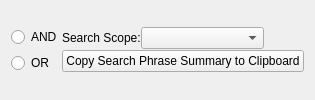
Above: programs/KJVCanOpener/KJVSearchCriteria.ui from dewhisna/KingJamesPureBibleSearch before the change. Below: the same form after it.
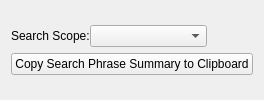
That is the form after the change. Icons and pictures are not drawn.

Commit message: Removed And/Or operator on Search Scope since Entire Bible was equivalent to 'OR' since we're already eliminating non-matching phrases.  Scope is less confusing to the user.  Added /nolimits command-line argument (if your really want to!), though eventually it should be turned into an editable user option.  Set initial focus to the phrase editor.  Added enable/disable of Copy Search Phrase Summary.  Cleaned up the Search Phrase Summary Copy text.  Changed the stricmp to use QString, since it was giving a compile warning on MSVC Studio.

```diff
--- a/programs/KJVCanOpener/KJVSearchCriteria.ui
+++ b/programs/KJVCanOpener/KJVSearchCriteria.ui
@@ -8,45 +8,7 @@
   <layout class="QGridLayout" name="gridLayout_2">
    <item row="0" column="0">
     <layout class="QGridLayout" name="gridLayout">
-     <property name="spacing">
-      <number>0</number>
-     </property>
-     <item row="0" column="0" rowspan="2">
-      <widget class="QFrame" name="frameSearchBoolOp">
-       <property name="sizePolicy">
-        <sizepolicy hsizetype="Fixed" vsizetype="Fixed">
-         <horstretch>0</horstretch>
-         <verstretch>0</verstretch>
-        </sizepolicy>
-       </property>
-       <property name="frameShape">
-        <enum>QFrame::NoFrame</enum>
-       </property>
-       <property name="frameShadow">
-        <enum>QFrame::Plain</enum>
-       </property>
-       <layout class="QFormLayout" name="formLayout">
-        <property name="margin">
-         <number>0</number>
-        </property>
-        <item row="0" column="0">
-         <widget class="QRadioButton" name="radioButtonANDSearch">
-          <property name="text">
-           <string>AND</string>
-          </property>
-         </widget>
-        </item>
-        <item row="1" column="0">
-         <widget class="QRadioButton" name="radioButtonORSearch">
-          <property name="text">
-           <string>OR</string>
-          </property>
-         </widget>
-        </item>
-       </layout>
-      </widget>
-     </item>
-     <item row="0" column="1">
+     <item row="0" column="0">
       <layout class="QHBoxLayout" name="horizontalLayout">
        <property name="spacing">
         <number>0</number>
@@ -73,7 +35,7 @@
        </item>
       </layout>
      </item>
-     <item row="0" column="2">
+     <item row="0" column="1">
       <widget class="QPushButton" name="buttonAdd">
        <property name="sizePolicy">
         <sizepolicy hsizetype="Fixed" vsizetype="Fixed">
@@ -93,7 +55,7 @@
        </property>
       </widget>
      </item>
-     <item row="1" column="1" colspan="2">
+     <item row="1" column="0" colspan="2">
       <widget class="QPushButton" name="buttonCopySummary">
        <property name="text">
         <string>Copy Search Phrase Summary to Clipboard</string>
```
Left out of the diff: 2 changed lines with no effect on the pictures. The commit also changes 10 other files.
